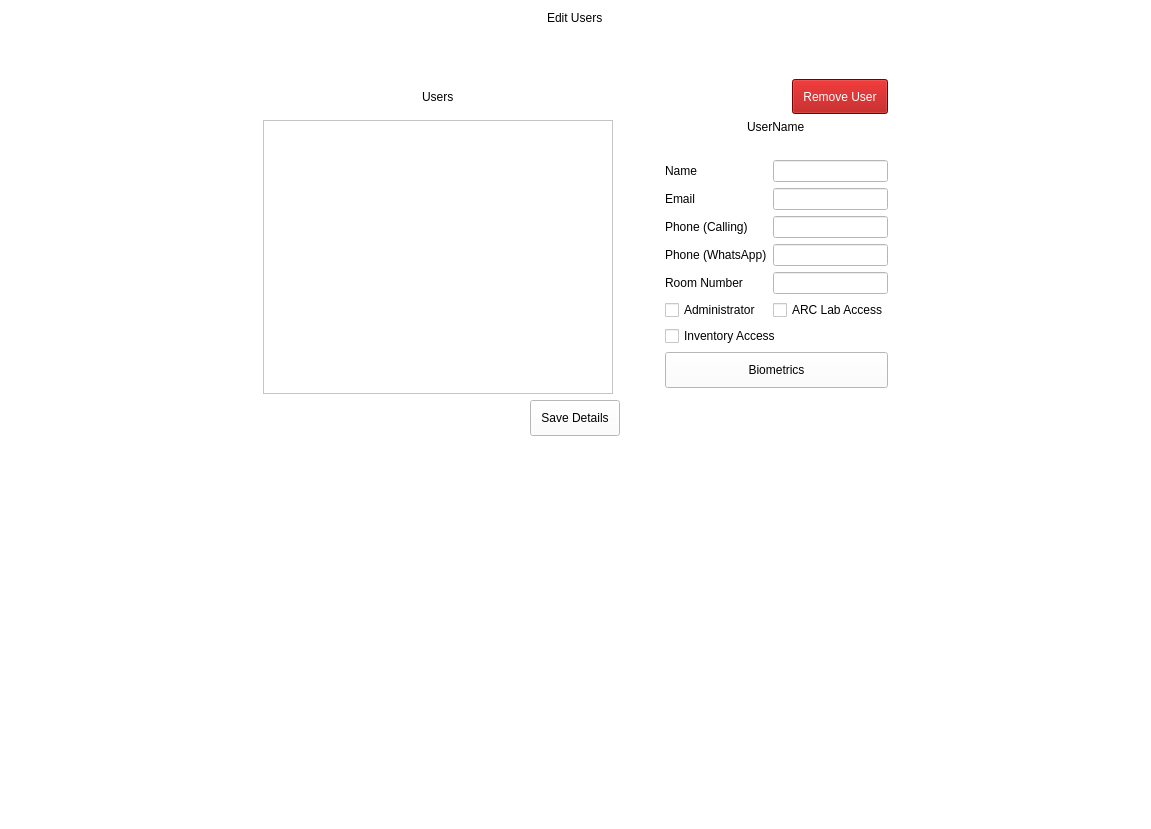
The window that editusers.ui (arc-bphc/sims-gui) describes before a commit, drawn with Qt 5.
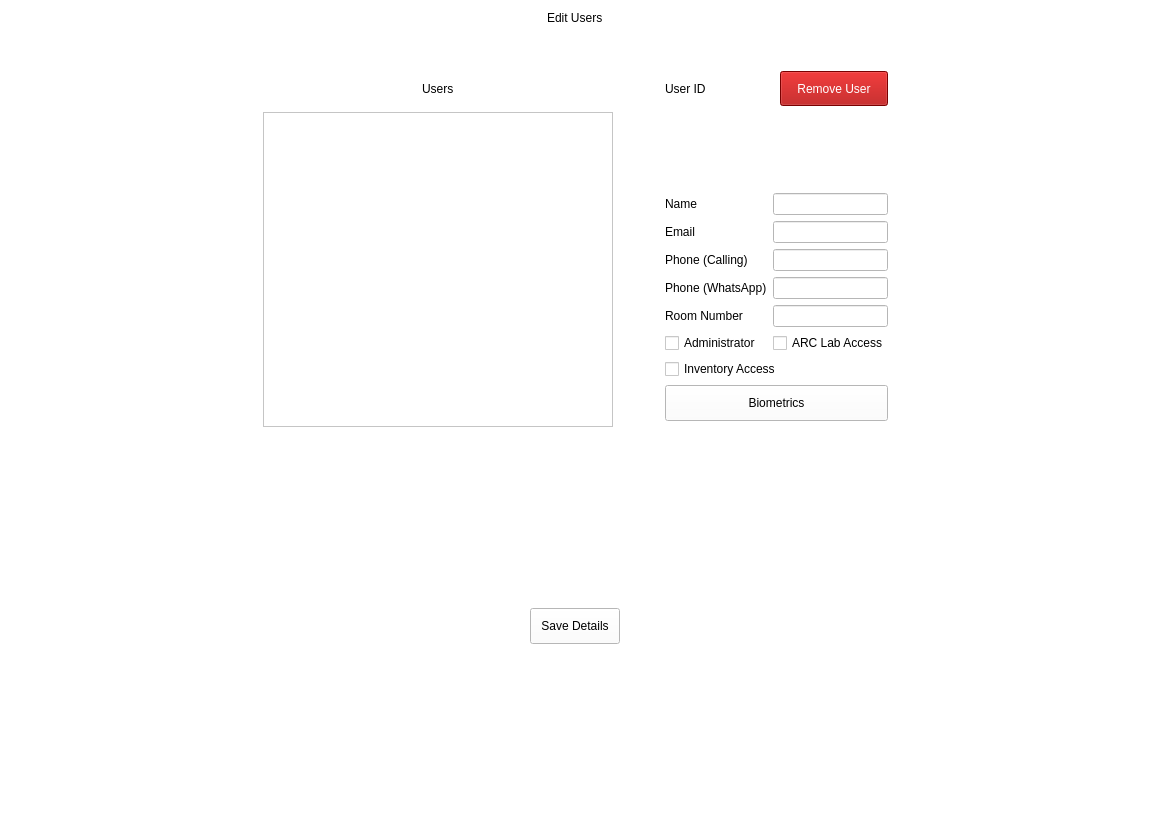
The same window after the commit. Icons and pictures are not drawn.

Patch:
```diff
--- a/editusers.ui
+++ b/editusers.ui
@@ -45,6 +45,26 @@
      </property>
     </spacer>
    </item>
+   <item row="0" column="2">
+    <spacer name="horizontalSpacer_3">
+     <property name="orientation">
+      <enum>Qt::Horizontal</enum>
+     </property>
+     <property name="sizeHint" stdset="0">
+      <size>
+       <width>40</width>
+       <height>20</height>
+      </size>
+     </property>
+    </spacer>
+   </item>
+   <item row="2" column="1" alignment="Qt::AlignHCenter">
+    <widget class="QPushButton" name="saveButton">
+     <property name="text">
+      <string>Save Details</string>
+     </property>
+    </widget>
+   </item>
    <item row="0" column="1">
     <layout class="QGridLayout" name="gridLayout">
      <item row="2" column="0" colspan="5">
@@ -99,116 +119,32 @@
        </property>
       </widget>
      </item>
-     <item row="3" column="0" colspan="2" alignment="Qt::AlignHCenter">
-      <widget class="QLabel" name="label_6">
-       <property name="styleSheet">
-        <string notr="true">font: 16pt &quot;Noto Sans&quot;;</string>
-       </property>
-       <property name="text">
-        <string>Users</string>
-       </property>
-      </widget>
-     </item>
-     <item row="3" column="4" alignment="Qt::AlignRight">
-      <widget class="QPushButton" name="deleteButton">
-       <property name="maximumSize">
-        <size>
-         <width>16777215</width>
-         <height>35</height>
-        </size>
-       </property>
-       <property name="styleSheet">
-        <string notr="true">background-color: rgb(170, 0, 0);
-font: 10pt &quot;Noto Sans&quot;;
-color: rgb(255, 255, 255);</string>
-       </property>
-       <property name="text">
-        <string>Remove User</string>
-       </property>
-      </widget>
-     </item>
      <item row="4" column="3" colspan="2">
       <layout class="QGridLayout" name="gridLayout_2">
-       <item row="7" column="0">
-        <widget class="QCheckBox" name="adminCheckBox">
-         <property name="text">
-          <string>Administrator</string>
-         </property>
-        </widget>
-       </item>
-       <item row="9" column="0" colspan="2">
-        <widget class="QCheckBox" name="inventoryCheckBox">
-         <property name="text">
-          <string>Inventory Access</string>
-         </property>
-        </widget>
-       </item>
-       <item row="4" column="0">
-        <widget class="QLabel" name="label_8">
-         <property name="text">
-          <string>Phone (Calling)</string>
-         </property>
-        </widget>
-       </item>
-       <item row="3" column="0">
-        <widget class="QLabel" name="label_10">
-         <property name="text">
-          <string>Email</string>
-         </property>
-        </widget>
-       </item>
-       <item row="5" column="0">
-        <widget class="QLabel" name="label_9">
-         <property name="text">
-          <string>Phone (WhatsApp)</string>
-         </property>
-        </widget>
-       </item>
-       <item row="3" column="1">
-        <widget class="QLineEdit" name="email"/>
-       </item>
-       <item row="4" column="1">
-        <widget class="QLineEdit" name="phoneCall"/>
-       </item>
-       <item row="5" column="1">
-        <widget class="QLineEdit" name="phoneWhatsApp"/>
-       </item>
-       <item row="2" column="1">
-        <widget class="QLineEdit" name="name">
-         <property name="enabled">
-          <bool>false</bool>
-         </property>
-        </widget>
-       </item>
-       <item row="2" column="0">
-        <widget class="QLabel" name="label_5">
-         <property name="text">
-          <string>Name</string>
-         </property>
-        </widget>
-       </item>
+       <property name="sizeConstraint">
+        <enum>QLayout::SetFixedSize</enum>
+       </property>
        <item row="6" column="1">
+        <widget class="QLineEdit" name="phoneWhatsApp"/>
+       </item>
+       <item row="7" column="1">
         <widget class="QLineEdit" name="roomNumber"/>
        </item>
-       <item row="6" column="0">
-        <widget class="QLabel" name="label_11">
+       <item row="11" column="0" colspan="2">
+        <widget class="QPushButton" name="biometricButton">
          <property name="text">
-          <string>Room Number</string>
-         </property>
-        </widget>
-       </item>
-       <item row="0" column="0" colspan="2" alignment="Qt::AlignHCenter">
-        <widget class="QLabel" name="username">
-         <property name="styleSheet">
-          <string notr="true">font: 20pt &quot;Noto Sans&quot;;</string>
-         </property>
-         <property name="text">
-          <string>UserName</string>
+          <string>Biometrics</string>
          </property>
         </widget>
        </item>
        <item row="1" column="0" colspan="2" alignment="Qt::AlignHCenter">
         <widget class="QLabel" name="userImage">
+         <property name="minimumSize">
+          <size>
+           <width>75</width>
+           <height>75</height>
+          </size>
+         </property>
          <property name="maximumSize">
           <size>
            <width>130</width>
@@ -226,25 +162,160 @@
          </property>
         </widget>
        </item>
-       <item row="7" column="1">
+       <item row="7" column="0">
+        <widget class="QLabel" name="label_11">
+         <property name="text">
+          <string>Room Number</string>
+         </property>
+        </widget>
+       </item>
+       <item row="4" column="1">
+        <widget class="QLineEdit" name="email"/>
+       </item>
+       <item row="6" column="0">
+        <widget class="QLabel" name="label_9">
+         <property name="text">
+          <string>Phone (WhatsApp)</string>
+         </property>
+        </widget>
+       </item>
+       <item row="5" column="0">
+        <widget class="QLabel" name="label_8">
+         <property name="text">
+          <string>Phone (Calling)</string>
+         </property>
+        </widget>
+       </item>
+       <item row="3" column="0">
+        <widget class="QLabel" name="label_5">
+         <property name="text">
+          <string>Name</string>
+         </property>
+        </widget>
+       </item>
+       <item row="8" column="1">
         <widget class="QCheckBox" name="labCheckBox">
          <property name="text">
           <string>ARC Lab Access</string>
          </property>
         </widget>
        </item>
+       <item row="8" column="0">
+        <widget class="QCheckBox" name="adminCheckBox">
+         <property name="text">
+          <string>Administrator</string>
+         </property>
+        </widget>
+       </item>
+       <item row="4" column="0">
+        <widget class="QLabel" name="label_10">
+         <property name="text">
+          <string>Email</string>
+         </property>
+        </widget>
+       </item>
        <item row="10" column="0" colspan="2">
-        <widget class="QPushButton" name="biometricButton">
+        <widget class="QCheckBox" name="inventoryCheckBox">
          <property name="text">
-          <string>Biometrics</string>
+          <string>Inventory Access</string>
          </property>
         </widget>
        </item>
+       <item row="3" column="1">
+        <widget class="QLineEdit" name="name">
+         <property name="enabled">
+          <bool>false</bool>
+         </property>
+        </widget>
+       </item>
+       <item row="5" column="1">
+        <widget class="QLineEdit" name="phoneCall"/>
+       </item>
       </layout>
      </item>
+     <item row="4" column="0" rowspan="2" colspan="2">
+      <widget class="QListView" name="userView">
+       <property name="minimumSize">
+        <size>
+         <width>350</width>
+         <height>0</height>
+        </size>
+       </property>
+       <property name="editTriggers">
+        <set>QAbstractItemView::NoEditTriggers</set>
+       </property>
+       <property name="alternatingRowColors">
+        <bool>true</bool>
+       </property>
+      </widget>
+     </item>
+     <item row="3" column="0" colspan="2" alignment="Qt::AlignHCenter">
+      <widget class="QLabel" name="label_6">
+       <property name="styleSheet">
+        <string notr="true">font: 16pt &quot;Noto Sans&quot;;</string>
+       </property>
+       <property name="text">
+        <string>Users</string>
+       </property>
+      </widget>
+     </item>
+     <item row="4" column="2" rowspan="2">
+      <spacer name="horizontalSpacer">
+       <property name="orientation">
+        <enum>Qt::Horizontal</enum>
+       </property>
+       <property name="sizeHint" stdset="0">
+        <size>
+         <width>40</width>
+         <height>20</height>
+        </size>
+       </property>
+      </spacer>
+     </item>
+     <item row="2" column="0" colspan="5">
+      <spacer name="verticalSpacer">
+       <property name="orientation">
+        <enum>Qt::Vertical</enum>
+       </property>
+       <property name="sizeHint" stdset="0">
+        <size>
+         <width>20</width>
+         <height>40</height>
+        </size>
+       </property>
+      </spacer>
+     </item>
+     <item row="3" column="3">
+      <widget class="QLabel" name="username">
+       <property name="styleSheet">
+        <string notr="true">font: 20pt &quot;Noto Sans&quot;;</string>
+       </property>
+       <property name="text">
+        <string>User ID</string>
+       </property>
+      </widget>
+     </item>
+     <item row="3" column="4">
+      <widget class="QPushButton" name="deleteButton">
+       <property name="maximumSize">
+        <size>
+         <width>16777215</width>
+         <height>35</height>
+        </size>
+       </property>
+       <property name="styleSheet">
+        <string notr="true">background-color: rgb(170, 0, 0);
+font: 10pt &quot;Noto Sans&quot;;
+color: rgb(255, 255, 255);</string>
+       </property>
+       <property name="text">
+        <string>Remove User</string>
+       </property>
+      </widget>
+     </item>
     </layout>
    </item>
-   <item row="2" column="1">
+   <item row="3" column="1">
     <spacer name="verticalSpacer_4">
      <property name="orientation">
       <enum>Qt::Vertical</enum>
@@ -257,12 +328,18 @@
      </property>
     </spacer>
    </item>
-   <item row="1" column="1" alignment="Qt::AlignHCenter">
-    <widget class="QPushButton" name="saveButton">
-     <property name="text">
-      <string>Save Details</string>
+   <item row="1" column="1">
+    <spacer name="verticalSpacer_2">
+     <property name="orientation">
+      <enum>Qt::Vertical</enum>
      </property>
-    </widget>
+     <property name="sizeHint" stdset="0">
+      <size>
+       <width>20</width>
+       <height>40</height>
+      </size>
+     </property>
+    </spacer>
    </item>
   </layout>
  </widget>
```
Left out of the diff: 55 changed lines with no effect on the pictures.
